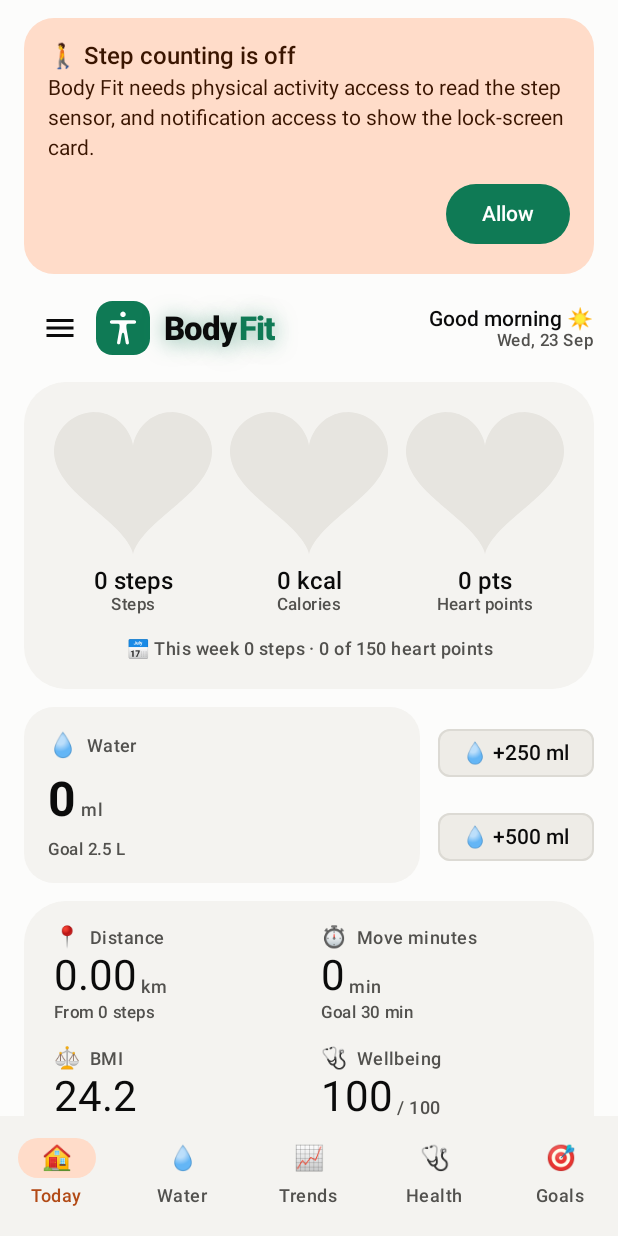
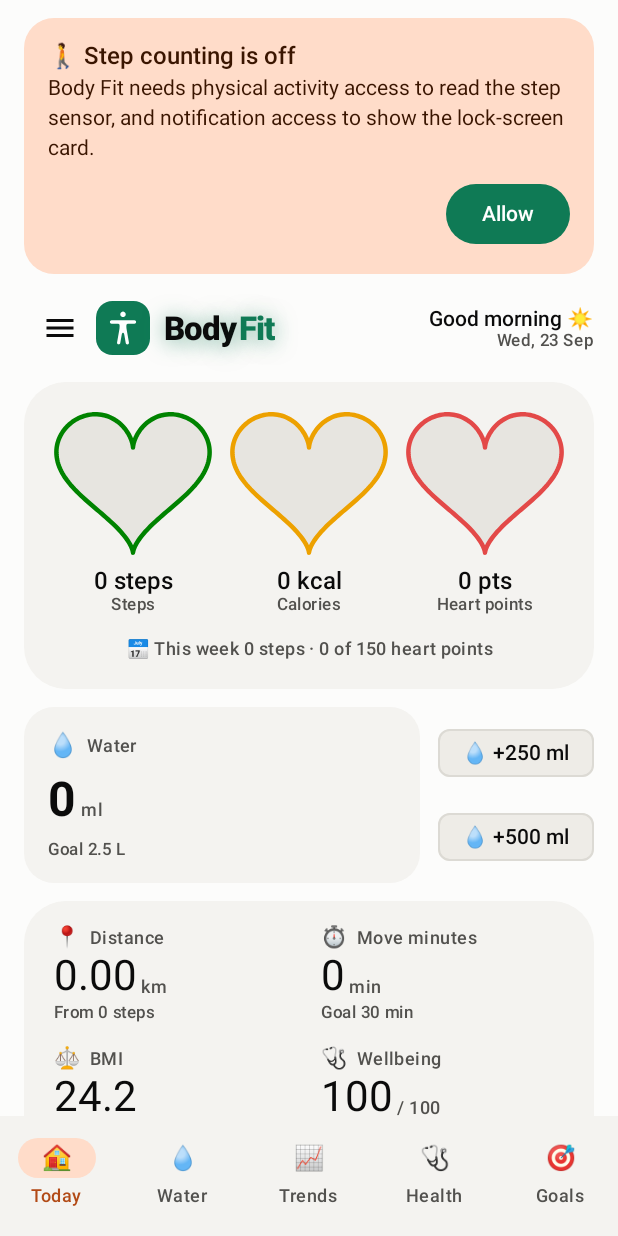
Before and after one commit to shashi-hans/bodyfit, an Android app built with Jetpack Compose: the composable BodyFitAppScreen shown on its own in the app's theme, on a phone screen of 412 x 824 dp. Run offline under Robolectric (Android 15) with nearby library versions, the light colour scheme and no system bars; our stand-ins replace Room's generated code.

Commit message:
feat(ui): outline each heart in its own colour
An empty heart was a grey blank that said nothing about which metric it
belonged to until you read the label under it. The outline carries the
identity whatever the fill level.

The shape is inset by half the stroke, which straddles the path and
would otherwise be clipped by the canvas edge, and the joins are rounded
because the two flanks meet at the point at an angle sharp enough for a
mitre to shoot a spike past the shape.

```diff
--- a/app/src/main/java/app/bodyfit/ui/components/HeartGauge.kt
+++ b/app/src/main/java/app/bodyfit/ui/components/HeartGauge.kt
@@ -21,9 +21,12 @@ import androidx.compose.ui.geometry.Offset
 import androidx.compose.ui.geometry.Size
 import androidx.compose.ui.graphics.Color
 import androidx.compose.ui.graphics.Path
+import androidx.compose.ui.graphics.StrokeJoin
+import androidx.compose.ui.graphics.drawscope.Stroke
 import androidx.compose.ui.graphics.drawscope.clipPath
 import androidx.compose.ui.graphics.vector.ImageVector
 import androidx.compose.ui.text.style.TextOverflow
+import androidx.compose.ui.unit.Dp
 import androidx.compose.ui.unit.dp
 import app.bodyfit.ui.theme.LocalViz
 import kotlin.math.PI
@@ -57,7 +60,11 @@ data class GaugeArc(
  * themes, and every heart is named underneath, so identity never rests on colour alone.
  */
 @Composable
-fun HeartGauge(arcs: List<GaugeArc>, modifier: Modifier = Modifier) {
+fun HeartGauge(
+    arcs: List<GaugeArc>,
+    modifier: Modifier = Modifier,
+    outlineWidth: Dp = 3.dp,
+) {
     val trackColor = LocalViz.current.track
     val animated = arcs.map { arc ->
         animateFloatAsState(
@@ -81,7 +88,13 @@ fun HeartGauge(arcs: List<GaugeArc>, modifier: Modifier = Modifier) {
                         .fillMaxWidth()
                         .aspectRatio(HEART_ASPECT),
                 ) {
-                    val scale = minOf(size.width / HEART_WIDTH, size.height / HEART_HEIGHT)
+                    val outline = outlineWidth.toPx()
+                    // The stroke straddles the path, so the shape is inset by half of it.
+                    // Scaled to the full box the outline would be clipped by the canvas.
+                    val scale = minOf(
+                        (size.width - outline) / HEART_WIDTH,
+                        (size.height - outline) / HEART_HEIGHT,
+                    )
                     val path = heartPath(Offset(size.width / 2f, size.height / 2f), scale)
                     drawPath(path, trackColor)
                     // Clipping to the outline and filling a rectangle upward from the
@@ -95,6 +108,14 @@ fun HeartGauge(arcs: List<GaugeArc>, modifier: Modifier = Modifier) {
                             size = Size(size.width, filled),
                         )
                     }
+                    // Drawn last so it sits over the fill, and rounded at the joins: the
+                    // two flanks meet at the point at a sharp angle, where a mitre would
+                    // shoot a spike well past the shape.
+                    drawPath(
+                        path = path,
+                        color = arc.color,
+                        style = Stroke(width = outline, join = StrokeJoin.Round),
+                    )
                 }
                 Spacer(Modifier.height(8.dp))
                 Text(
```
Also changed, not shown: 1 other file.
